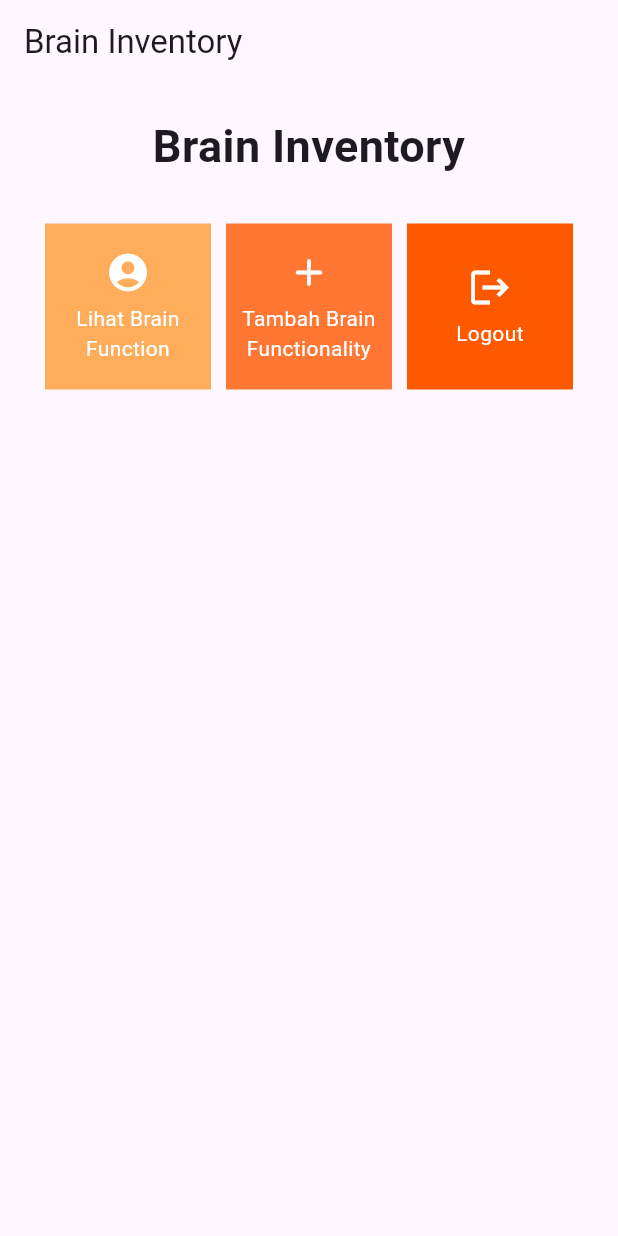
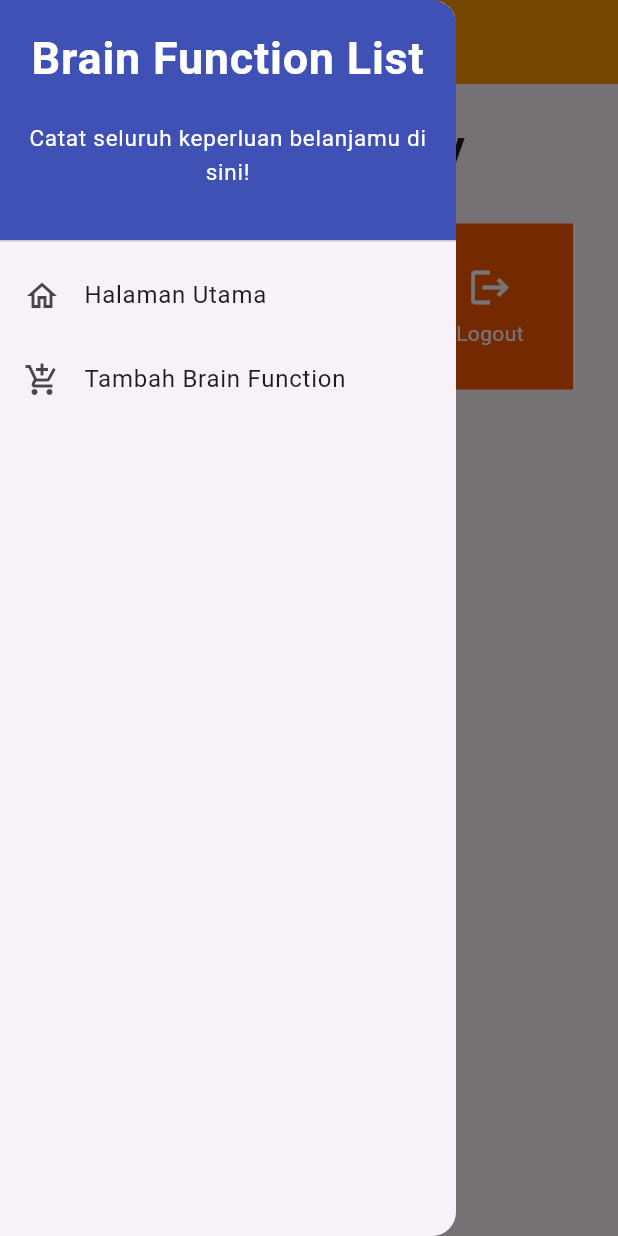
Before and after one commit to Not0nline/tugas-pbp-mobile, a Flutter app: the screen it shows after launch, with the side drawer open (before the commit the screen has no drawer), on a phone screen of 412 x 824 dp. Run offline on Flutter 3.47's test engine with Material 2 defaults, Android fonts, the phone set to English and light mode, and no system bars.

Commit message:
tugas 8 selesai

```diff
--- a/brain_inventory/lib/main.dart
+++ b/brain_inventory/lib/main.dart
@@ -1,5 +1,5 @@
 import 'package:flutter/material.dart';
-import 'package:brain_inventory/menu.dart';
+import 'package:brain_inventory/screens/menu.dart';
 
 void main() {
   runApp(const MyApp());
--- a/brain_inventory/lib/menu.dart
+++ /dev/null
@@ -1,122 +0,0 @@
-import 'package:flutter/material.dart';
-
-class ShopItem {
-  final String name;
-  final IconData icon;
-  final Color colour;
-
-  ShopItem(this.name, this.icon, this.colour);
-}
-
-class ShopCard extends StatelessWidget {
-  final ShopItem item;
-
-  const ShopCard(this.item, {super.key}); // Constructor
-
-  @override
-  Widget build(BuildContext context) {
-    return Material(
-      color: item.colour,
-      child: InkWell(
-        // Area responsive terhadap sentuhan
-        onTap: () {
-          // Memunculkan SnackBar ketika diklik
-          ScaffoldMessenger.of(context)
-            ..hideCurrentSnackBar()
-            ..showSnackBar(SnackBar(
-                content: Text("Kamu telah menekan tombol ${item.name}!")));
-        },
-        child: Container(
-          // Container untuk menyimpan Icon dan Text
-          padding: const EdgeInsets.all(8),
-          child: Center(
-            child: Column(
-              mainAxisAlignment: MainAxisAlignment.center,
-              children: [
-                Icon(
-                  item.icon,
-                  color: Colors.white,
-                  size: 30.0,
-                ),
-                const Padding(padding: EdgeInsets.all(3)),
-                Text(
-                  item.name,
-                  textAlign: TextAlign.center,
-                  style: const TextStyle(color: Colors.white),
-                ),
-              ],
-            ),
-          ),
-        ),
-      ),
-    );
-  }
-}
-
-class MyHomePage extends StatelessWidget {
-  MyHomePage({Key? key}) : super(key: key);
-
-  final List<ShopItem> items = [
-    ShopItem("Lihat Brain Function", Icons.account_circle_rounded, Color.fromARGB(255, 255, 173, 91)),
-    ShopItem("Tambah Brain Functionality", Icons.add_rounded, Color.fromARGB(255, 255, 119, 51)),
-    ShopItem("Logout", Icons.logout, Color.fromARGB(255, 255, 89, 0)),
-];
-
-  // This widget is the home page of your application. It is stateful, meaning
-  // that it has a State object (defined below) that contains fields that affect
-  // how it looks.
-
-  // This class is the configuration for the state. It holds the values (in this
-  // case the title) provided by the parent (in this case the App widget) and
-  // used by the build method of the State. Fields in a Widget subclass are
-  // always marked "final".
-
-
-  @override
-    Widget build(BuildContext context) {
-        return Scaffold(
-            appBar: AppBar(
-                title: const Text(
-                'Brain Inventory',
-                ),
-            ),
-            body: SingleChildScrollView(
-                // Widget wrapper yang dapat discroll
-                child: Padding(
-                padding: const EdgeInsets.all(10.0), // Set padding dari halaman
-                child: Column(
-                    // Widget untuk menampilkan children secara vertikal
-                    children: <Widget>[
-                    const Padding(
-                        padding: EdgeInsets.only(top: 10.0, bottom: 10.0),
-                        // Widget Text untuk menampilkan tulisan dengan alignment center dan style yang sesuai
-                        child: Text(
-                        'Brain Inventory', // Text yang menandakan toko
-                        textAlign: TextAlign.center,
-                        style: TextStyle(
-                            fontSize: 30,
-                            fontWeight: FontWeight.bold,
-                        ),
-                        ),
-                    ),
-                    // Grid layout
-                    GridView.count(
-                        // Container pada card kita.
-                        primary: true,
-                        padding: const EdgeInsets.all(20),
-                        crossAxisSpacing: 10,
-                        mainAxisSpacing: 10,
-                        crossAxisCount: 3,
-                        shrinkWrap: true,
-                        children: items.map((ShopItem item) {
-                        // Iterasi untuk setiap item
-                        return ShopCard(item);
-                        }).toList(),
-                    ),
-                    ],
-                ),
-                ),
-            ),
-        );
-    }
-}
--- /dev/null
+++ b/brain_inventory/lib/screens/menu.dart
@@ -0,0 +1,133 @@
+import 'package:brain_inventory/screens/showbrain_function.dart';
+import 'package:flutter/material.dart';
+import 'package:brain_inventory/widgets/left_drawer.dart';
+import 'package:brain_inventory/widgets/brain_card.dart';
+import 'package:brain_inventory/screens/brainlist_form.dart';
+// import 'package:brain_inventory/screens/showbrain_function.dart';
+
+class ShopCard extends StatelessWidget {
+  final ShopItem item;
+
+  const ShopCard(this.item, {super.key}); // Constructor
+
+  @override
+  Widget build(BuildContext context) {
+    return Material(
+      color: item.colour,
+      child: InkWell(
+        // Area responsive terhadap sentuhan
+        onTap: () {
+          // Memunculkan SnackBar ketika diklik
+          ScaffoldMessenger.of(context)
+            ..hideCurrentSnackBar()
+            ..showSnackBar(SnackBar(
+                content: Text("Kamu telah menekan tombol ${item.name}!")));
+          if (item.name == "Tambah Brain Functionality") {
+            Navigator.push(context,
+                MaterialPageRoute(builder: (context) => const ShopFormPage()));
+          }
+          if (item.name == "Lihat Brain Function") {
+            Navigator.push(
+                context,
+                MaterialPageRoute(
+                    builder: (context) => const BrainFunctionListPage()));
+          }
+        },
+        child: Container(
+          // Container untuk menyimpan Icon dan Text
+          padding: const EdgeInsets.all(8),
+          child: Center(
+            child: Column(
+              mainAxisAlignment: MainAxisAlignment.center,
+              children: [
+                Icon(
+                  item.icon,
+                  color: Colors.white,
+                  size: 30.0,
+                ),
+                const Padding(padding: EdgeInsets.all(3)),
+                Text(
+                  item.name,
+                  textAlign: TextAlign.center,
+                  style: const TextStyle(color: Colors.white),
+                ),
+              ],
+            ),
+          ),
+        ),
+      ),
+    );
+  }
+}
+
+class MyHomePage extends StatelessWidget {
+  MyHomePage({Key? key}) : super(key: key);
+
+  final List<ShopItem> items = [
+    ShopItem("Lihat Brain Function", Icons.account_circle_rounded,
+        Color.fromARGB(255, 255, 173, 91)),
+    ShopItem("Tambah Brain Functionality", Icons.add_rounded,
+        Color.fromARGB(255, 255, 119, 51)),
+    ShopItem("Logout", Icons.logout, Color.fromARGB(255, 255, 89, 0)),
+  ];
+
+  // This widget is the home page of your application. It is stateful, meaning
+  // that it has a State object (defined below) that contains fields that affect
+  // how it looks.
+
+  // This class is the configuration for the state. It holds the values (in this
+  // case the title) provided by the parent (in this case the App widget) and
+  // used by the build method of the State. Fields in a Widget subclass are
+  // always marked "final".
+
+  @override
+  Widget build(BuildContext context) {
+    return Scaffold(
+      appBar: AppBar(
+        title: const Text(
+          'Brain Inventory',
+        ),
+        backgroundColor: Colors.orange[500],
+        foregroundColor: Colors.white,
+      ),
+      drawer: const LeftDrawer(),
+      body: SingleChildScrollView(
+        // Widget wrapper yang dapat discroll
+        child: Padding(
+          padding: const EdgeInsets.all(10.0), // Set padding dari halaman
+          child: Column(
+            // Widget untuk menampilkan children secara vertikal
+            children: <Widget>[
+              const Padding(
+                padding: EdgeInsets.only(top: 10.0, bottom: 10.0),
+                // Widget Text untuk menampilkan tulisan dengan alignment center dan style yang sesuai
+                child: Text(
+                  'Brain Inventory', // Text yang menandakan toko
+                  textAlign: TextAlign.center,
+                  style: TextStyle(
+                    fontSize: 30,
+                    fontWeight: FontWeight.bold,
+                  ),
+                ),
+              ),
+              // Grid layout
+              GridView.count(
+                // Container pada card kita.
+                primary: true,
+                padding: const EdgeInsets.all(20),
+                crossAxisSpacing: 10,
+                mainAxisSpacing: 10,
+                crossAxisCount: 3,
+                shrinkWrap: true,
+                children: items.map((ShopItem item) {
+                  // Iterasi untuk setiap item
+                  return ShopCard(item);
+                }).toList(),
+              ),
+            ],
+          ),
+        ),
+      ),
+    );
+  }
+}
--- /dev/null
+++ b/brain_inventory/lib/widgets/brain_card.dart
@@ -0,0 +1,9 @@
+import 'package:flutter/material.dart';
+
+class ShopItem {
+  final String name;
+  final IconData icon;
+  final Color colour;
+
+  ShopItem(this.name, this.icon, this.colour);
+}
--- /dev/null
+++ b/brain_inventory/lib/widgets/left_drawer.dart
@@ -0,0 +1,68 @@
+import 'package:flutter/material.dart';
+import 'package:brain_inventory/screens/menu.dart';
+import 'package:brain_inventory/screens/brainlist_form.dart';
+
+class LeftDrawer extends StatelessWidget {
+  const LeftDrawer({super.key});
+
+  @override
+  Widget build(BuildContext context) {
+    return Drawer(
+      child: ListView(
+        children: [
+          const DrawerHeader(
+            decoration: BoxDecoration(
+              color: Colors.indigo,
+            ),
+            child: Column(
+              children: [
+                Text(
+                  'Brain Function List',
+                  textAlign: TextAlign.center,
+                  style: TextStyle(
+                    fontSize: 30,
+                    fontWeight: FontWeight.bold,
+                    color: Colors.white,
+                  ),
+                ),
+                Padding(padding: EdgeInsets.all(10)),
+                Text(
+                  "Catat seluruh keperluan belanjamu di sini!",
+                  textAlign: TextAlign.center,
+                  style: TextStyle(
+                    fontSize: 15.0,
+                    color: Colors.white,
+                    fontWeight: FontWeight.normal,
+                  ),
+                ),
+              ],
+            ),
+          ),
+          ListTile(
+            leading: const Icon(Icons.home_outlined),
+            title: const Text('Halaman Utama'),
+            // Bagian redirection ke MyHomePage
+            onTap: () {
+              Navigator.pushReplacement(
+                  context,
+                  MaterialPageRoute(
+                    builder: (context) => MyHomePage(),
+                  ));
+            },
+          ),
+          ListTile(
+            leading: const Icon(Icons.add_shopping_cart),
+            title: const Text('Tambah Brain Function'),
+            // Bagian redirection ke ShopFormPage
+            onTap: () {
+              Navigator.push(
+                  context,
+                  MaterialPageRoute(
+                      builder: (context) => const ShopFormPage()));
+            },
+          ),
+        ],
+      ),
+    );
+  }
+}
```
Also changed, not shown: brain_inventory/lib/screens/brainlist_form.dart (added, +163 -0 lines), brain_inventory/lib/screens/showbrain_function.dart (added, +30 -0 lines), brain_inventory/lib/widgets/brain_function.dart (added, +8 -0 lines).
